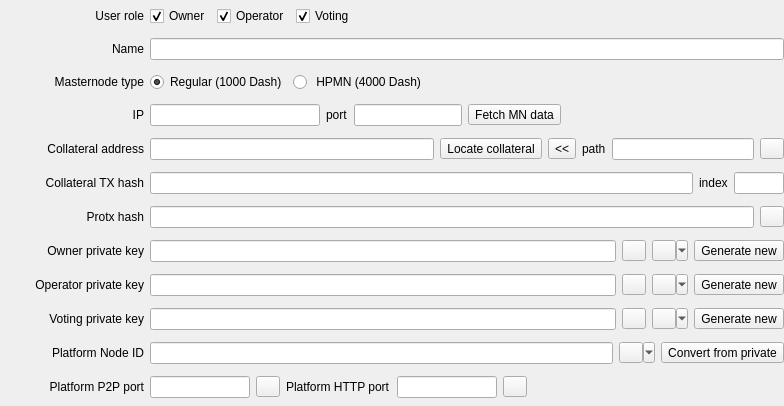
This is src/ui/ui_masternode_details_wdg.ui in Bertrand256/dash-masternode-tool as Qt 5 draws it before an edit. The edited form follows.
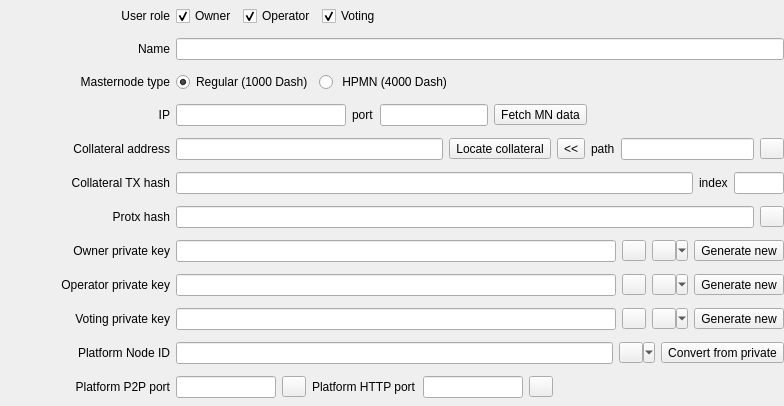
This is the edited form.

Commit message: Refactoring the masternode-related structures.

The edit to the form file:
```diff
--- a/src/ui/ui_masternode_details_wdg.ui
+++ b/src/ui/ui_masternode_details_wdg.ui
@@ -74,7 +74,7 @@
          <widget class="QLabel" name="lblUserRole">
           <property name="minimumSize">
            <size>
-            <width>144</width>
+            <width>170</width>
             <height>0</height>
            </size>
           </property>
@@ -137,7 +137,7 @@
          <widget class="QLabel" name="lblName">
           <property name="minimumSize">
            <size>
-            <width>144</width>
+            <width>170</width>
             <height>0</height>
            </size>
           </property>
@@ -163,7 +163,7 @@
          <widget class="QLabel" name="lblMasternodeType">
           <property name="minimumSize">
            <size>
-            <width>144</width>
+            <width>170</width>
             <height>0</height>
            </size>
           </property>
@@ -213,7 +213,7 @@
          <widget class="QLabel" name="lblIP">
           <property name="minimumSize">
            <size>
-            <width>144</width>
+            <width>170</width>
             <height>0</height>
            </size>
           </property>
@@ -310,7 +310,7 @@
          <widget class="QLabel" name="lblCollateral">
           <property name="minimumSize">
            <size>
-            <width>144</width>
+            <width>170</width>
             <height>0</height>
            </size>
           </property>
@@ -399,7 +399,7 @@
          <widget class="QLabel" name="lblCollateralTxHash">
           <property name="minimumSize">
            <size>
-            <width>144</width>
+            <width>170</width>
             <height>0</height>
            </size>
           </property>
@@ -443,7 +443,7 @@
          <widget class="QLabel" name="lblDMNTxHash">
           <property name="minimumSize">
            <size>
-            <width>144</width>
+            <width>170</width>
             <height>0</height>
            </size>
           </property>
@@ -486,7 +486,7 @@
          <widget class="QLabel" name="lblOwnerKey">
           <property name="minimumSize">
            <size>
-            <width>144</width>
+            <width>170</width>
             <height>0</height>
            </size>
           </property>
@@ -573,7 +573,7 @@
          <widget class="QLabel" name="lblOperatorKey">
           <property name="minimumSize">
            <size>
-            <width>144</width>
+            <width>170</width>
             <height>0</height>
            </size>
           </property>
@@ -660,7 +660,7 @@
          <widget class="QLabel" name="lblVotingKey">
           <property name="minimumSize">
            <size>
-            <width>144</width>
+            <width>170</width>
             <height>0</height>
            </size>
           </property>
@@ -747,7 +747,7 @@
          <widget class="QLabel" name="lblPlatformNodeId">
           <property name="minimumSize">
            <size>
-            <width>144</width>
+            <width>170</width>
             <height>0</height>
            </size>
           </property>
@@ -812,7 +812,7 @@
          <widget class="QLabel" name="lblPlatformP2PPort">
           <property name="minimumSize">
            <size>
-            <width>144</width>
+            <width>170</width>
             <height>0</height>
            </size>
           </property>
```
The commit also changes 8 other files.
